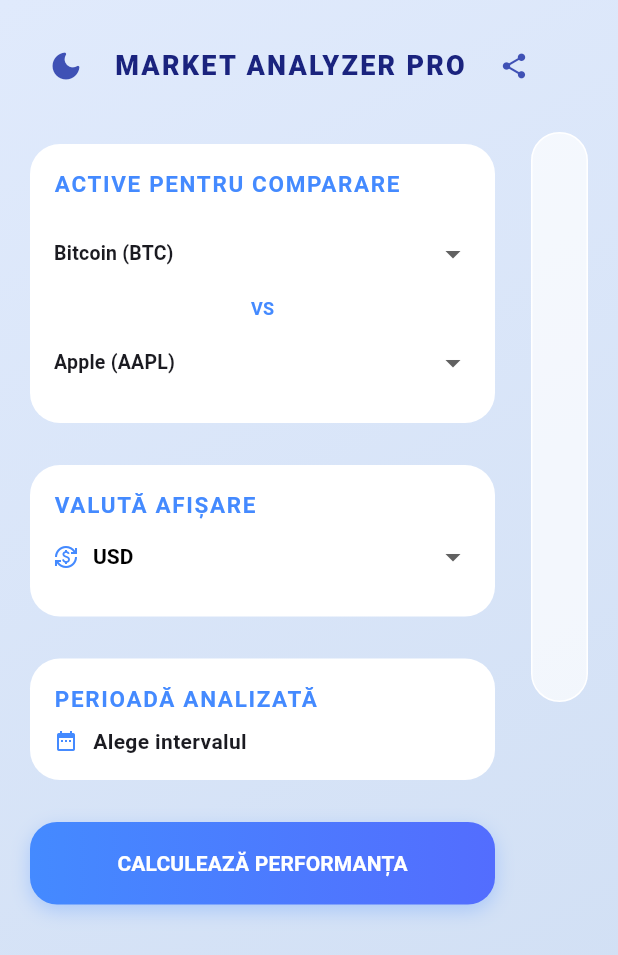
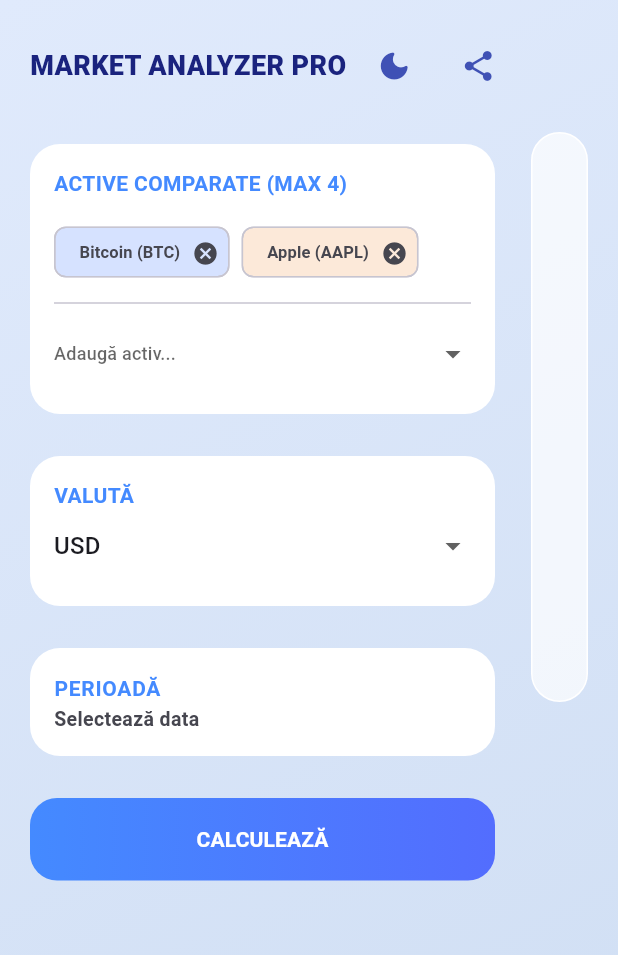
Before and after one commit to iamt1mmy/market_analyzer_app, a Flutter app: the screen it shows after launch, on a phone screen of 412 x 824 dp. Shown: the top 955 px of the screen. Run offline on Flutter 3.47's test engine with Material 3 defaults, Android fonts, the light colour scheme and no system bars; our stand-ins replace fl_chart, share_plus.

Commit message:
Refactor CompareScreen and AssetStats: enhance multi-asset comparison functionality, improve error handling, and update UI components. Introduce MultiChartWidget and MultiComparisonTable for better data visualization.

```diff
--- a/lib/models/chart_data_model.dart
+++ b/lib/models/chart_data_model.dart
@@ -1,31 +1,44 @@
-import '../utils/helpers.dart';
-
 class AssetStats {
   final double startPrice;
   final double endPrice;
   final double performance;
+  final double minPrice;
+  final double maxPrice;
 
   AssetStats({
     required this.startPrice,
     required this.endPrice,
     required this.performance,
+    required this.minPrice,
+    required this.maxPrice,
   });
 
   factory AssetStats.fromRaw(List<dynamic> raw) {
     if (raw.isEmpty) return AssetStats.empty();
 
-    double s = double.parse(raw.first['close']);
-    double e = double.parse(raw.last['close']);
+    // REPARARE: Conversie forțată la String înainte de parse pentru a evita TypeError
+    List<double> allPrices = raw.map((e) => double.parse(e['close'].toString())).toList();
 
-    // Calculăm performanța brută
+    double s = allPrices.first;
+    double e = allPrices.last;
     double perf = ((e - s) / s) * 100;
+    double min = allPrices.reduce((a, b) => a < b ? a : b);
+    double max = allPrices.reduce((a, b) => a > b ? a : b);
 
     return AssetStats(
       startPrice: s,
       endPrice: e,
       performance: perf,
+      minPrice: min,
+      maxPrice: max,
     );
   }
 
-  factory AssetStats.empty() => AssetStats(startPrice: 0, endPrice: 0, performance: 0);
+  factory AssetStats.empty() => AssetStats(
+    startPrice: 0,
+    endPrice: 0,
+    performance: 0,
+    minPrice: 0,
+    maxPrice: 0
+  );
 }
--- a/lib/screens/compare_screen.dart
+++ b/lib/screens/compare_screen.dart
@@ -6,8 +6,8 @@ import '../services/share_service.dart';
 import '../models/chart_data_model.dart';
 import '../utils/constants.dart';
 import '../utils/helpers.dart';
-import 'widgets/chart_widget.dart';
-import 'widgets/comparison_table.dart';
+import 'widgets/multi_chart_widget.dart';
+import 'widgets/multi_comparison_table.dart';
 
 class CompareScreen extends StatefulWidget {
   final VoidCallback onThemeToggle;
@@ -18,39 +18,48 @@ class CompareScreen extends StatefulWidget {
 }
 
 class _CompareScreenState extends State<CompareScreen> {
-  String assetA = 'Bitcoin (BTC)';
-  String assetB = 'Apple (AAPL)';
+  List<String> selectedAssets = ['Bitcoin (BTC)', 'Apple (AAPL)'];
   String currency = 'USD';
   double rate = 1.0;
   DateTimeRange? range;
   bool loading = false;
 
-  List<FlSpot> spotsA = [];
-  List<FlSpot> spotsB = [];
-  AssetStats statsA = AssetStats.empty();
-  AssetStats statsB = AssetStats.empty();
+  List<List<FlSpot>> allSpots = [];
+  List<AssetStats> allStats = [];
+
+  final List<Color> lineColors = [
+    Colors.blueAccent,
+    Colors.orangeAccent,
+    Colors.greenAccent,
+    Colors.purpleAccent
+  ];
 
   void _fetch() async {
-    if (range == null) return;
+    if (range == null) {
+      ScaffoldMessenger.of(context).showSnackBar(const SnackBar(content: Text("Alege perioada!")));
+      return;
+    }
+    if (selectedAssets.isEmpty) return;
+
     setState(() => loading = true);
     try {
       final newRate = await CurrencyService.getRate(currency);
-      final data = await Future.wait([
-        ApiService.fetchHistory(AppConstants.assets[assetA]!, range!.start),
-        ApiService.fetchHistory(AppConstants.assets[assetB]!, range!.start),
-      ]);
+
+      final requests = selectedAssets.map((asset) =>
+        ApiService.fetchHistory(AppConstants.assets[asset]!, range!.start)
+      ).toList();
+
+      final results = await Future.wait(requests);
 
       setState(() {
         rate = newRate;
-        statsA = AssetStats.fromRaw(data[0]);
-        statsB = AssetStats.fromRaw(data[1]);
-        spotsA = AppHelpers.normalizeData(data[0]);
-        spotsB = AppHelpers.normalizeData(data[1]);
+        allStats = results.map((data) => AssetStats.fromRaw(data)).toList();
+        allSpots = results.map((data) => AppHelpers.normalizeData(data)).toList();
         loading = false;
       });
     } catch (e) {
       setState(() => loading = false);
-      ScaffoldMessenger.of(context).showSnackBar(SnackBar(content: Text("Eroare: $e")));
+      ScaffoldMessenger.of(context).showSnackBar(SnackBar(content: Text("Eroare la preluarea datelor: $e")));
     }
   }
 
@@ -66,9 +75,7 @@ class _CompareScreenState extends State<CompareScreen> {
           gradient: LinearGradient(
             begin: Alignment.topLeft,
             end: Alignment.bottomRight,
-            colors: isDark
-                ? [const Color(0xFF0D1117), const Color(0xFF161B22)]
-                : [const Color(0xFFE0EAFC), const Color(0xFFCFDEF3)],
+            colors: isDark ? [const Color(0xFF0D1117), const Color(0xFF161B22)] : [const Color(0xFFE0EAFC), const Color(0xFFCFDEF3)],
           ),
         ),
         child: SafeArea(
@@ -82,12 +89,11 @@ class _CompareScreenState extends State<CompareScreen> {
                 Row(
                   crossAxisAlignment: CrossAxisAlignment.start,
                   children: [
-                    // --- SIDEBAR (Stânga) ---
                     SizedBox(
                       width: 310,
                       child: Column(
                         children: [
-                          _buildAssetSelector(isDark),
+                          _buildMultiAssetSelector(isDark),
                           const SizedBox(height: 12),
                           _buildCurrencyCard(isDark),
                           const SizedBox(height: 12),
@@ -98,8 +104,6 @@ class _CompareScreenState extends State<CompareScreen> {
                       ),
                     ),
                     const SizedBox(width: 24),
-
-                    // --- ZONA CENTRALĂ (Grafic + Statistici sub el) ---
                     Expanded(
                       child: Column(
                         children: [
@@ -113,21 +117,13 @@ class _CompareScreenState extends State<CompareScreen> {
                             ),
                             child: loading
                               ? const Center(child: CircularProgressIndicator())
-                              : spotsA.isEmpty
-                                ? const Center(child: Text("Configurează analiza din stânga"))
-                                : ChartWidget(
-                                    spotsA: spotsA, spotsB: spotsB,
-                                    nameA: assetA, nameB: assetB,
-                                    statsA: statsA, statsB: statsB,
-                                  ),
+                              : allSpots.isEmpty
+                                ? const Center(child: Text("Selectează active și apasă Calculează"))
+                                : MultiChartWidget(allSpots: allSpots, assetNames: selectedAssets, colors: lineColors),
                           ),
                           const SizedBox(height: 20),
-                          if (!loading && spotsA.isNotEmpty)
-                            ComparisonTable(
-                              statsA: statsA, statsB: statsB,
-                              nameA: assetA, nameB: assetB,
-                              currency: currency, rate: rate,
-                            ),
+                          if (!loading && allStats.isNotEmpty)
+                            MultiComparisonTable(allStats: allStats, names: selectedAssets, currency: currency, rate: rate, colors: lineColors),
                         ],
                       ),
                     ),
@@ -144,34 +140,19 @@ class _CompareScreenState extends State<CompareScreen> {
   Widget _buildHeader(bool isDark) {
     return Row(
       children: [
-        IconButton(
-          icon: Icon(isDark ? Icons.light_mode_rounded : Icons.dark_mode_rounded,
-          color: isDark ? Colors.orangeAccent : Colors.indigo),
-          onPressed: widget.onThemeToggle
-        ),
+        Text("MARKET ANALYZER PRO", style: TextStyle(color: isDark ? Colors.white : Colors.indigo[900], fontWeight: FontWeight.w900, fontSize: 18)),
         const SizedBox(width: 8),
-        Text(
-          "MARKET ANALYZER PRO",
-          style: TextStyle(
-            color: isDark ? Colors.white : Colors.indigo[900],
-            fontWeight: FontWeight.w900,
-            letterSpacing: 1.5,
-            fontSize: 18
-          )
-        ),
+        IconButton(icon: Icon(isDark ? Icons.light_mode_rounded : Icons.dark_mode_rounded, color: isDark ? Colors.orangeAccent : Colors.indigo), onPressed: widget.onThemeToggle),
         const SizedBox(width: 8),
         IconButton(
-          icon: Icon(Icons.share_rounded, color: isDark ? Colors.blueAccent : Colors.indigo, size: 20),
-          onPressed: spotsA.isEmpty ? null : () => ShareService.shareAnalysis(
-            nameA: assetA, nameB: assetB, statsA: statsA, statsB: statsB,
-            currency: currency, rate: rate, range: range,
-          ),
+          icon: Icon(Icons.share_rounded, color: isDark ? Colors.blueAccent : Colors.indigo),
+          onPressed: allStats.isEmpty ? null : () => ShareService.shareMultiAnalysis(names: selectedAssets, stats: allStats, currency: currency, rate: rate, range: range),
         ),
       ],
     );
   }
 
-  Widget _buildAssetSelector(bool isDark) {
+Widget _buildMultiAssetSelector(bool isDark) {
   return Card(
     elevation: 0,
     color: isDark ? Colors.white.withOpacity(0.05) : Colors.white,
@@ -181,16 +162,45 @@ class _CompareScreenState extends State<CompareScreen> {
       child: Column(
         crossAxisAlignment: CrossAxisAlignment.start,
         children: [
-            const Text("ACTIVE PENTRU COMPARARE", style: TextStyle(fontSize: 15, fontWeight: FontWeight.bold, color: Colors.blueAccent, letterSpacing: 1.1)),
+          const Text("ACTIVE COMPARATE (MAX 4)", style: TextStyle(fontSize: 14, fontWeight: FontWeight.bold, color: Colors.blueAccent)),
           const SizedBox(height: 12),
-            _dropDownAsset(assetA, (v) => setState(() => assetA = v!)),
-            const Center(
-              child: Padding(
-                padding: EdgeInsets.symmetric(vertical: 4),
-                child: Text("VS", style: TextStyle(color: Colors.blueAccent, fontWeight: FontWeight.bold, fontSize: 12))
+          Wrap(
+            spacing: 8, runSpacing: 8,
+            children: selectedAssets.asMap().entries.map((entry) {
+              return Chip(
+                label: Text(entry.value, style: const TextStyle(fontSize: 11, fontWeight: FontWeight.bold)),
+                backgroundColor: lineColors[entry.key % lineColors.length].withOpacity(0.2),
+                onDeleted: () {
+                  setState(() {
+                    int indexToRemove = entry.key;
+                    selectedAssets.removeAt(indexToRemove);
+
+                    // Verificăm dacă există date descărcate pentru acest index înainte de a le șterge
+                    if (allSpots.length > indexToRemove) {
+                      allSpots.removeAt(indexToRemove);
+                    }
+                    if (allStats.length > indexToRemove) {
+                      allStats.removeAt(indexToRemove);
+                    }
+                  });
+                },
+              );
+            }).toList(),
+          ),
+          if (selectedAssets.length < 4) ...[
+            const Divider(height: 20),
+            DropdownButtonHideUnderline(
+              child: DropdownButton<String>(
+                hint: const Text("Adaugă activ...", style: TextStyle(fontSize: 12)),
+                isExpanded: true,
+                items: AppConstants.assets.keys
+                    .where((a) => !selectedAssets.contains(a))
+                    .map((s) => DropdownMenuItem(value: s, child: Text(s)))
+                    .toList(),
+                onChanged: (v) => setState(() => selectedAssets.add(v!)),
               ),
             ),
-            _dropDownAsset(assetB, (v) => setState(() => assetB = v!)),
+          ]
         ],
       ),
     ),
@@ -207,26 +217,13 @@ class _CompareScreenState extends State<CompareScreen> {
         child: Column(
           crossAxisAlignment: CrossAxisAlignment.start,
           children: [
-            const Text("VALUTĂ AFIȘARE", style: TextStyle(fontSize: 15, fontWeight: FontWeight.bold, color: Colors.blueAccent, letterSpacing: 1.1)),
-            Row(
-              children: [
-                const Icon(Icons.currency_exchange, color: Colors.blueAccent, size: 16),
-                const SizedBox(width: 10),
-                Expanded(
-                  child: DropdownButtonHideUnderline(
+            const Text("VALUTĂ", style: TextStyle(fontSize: 14, fontWeight: FontWeight.bold, color: Colors.blueAccent)),
+            DropdownButtonHideUnderline(
               child: DropdownButton<String>(
-                      value: currency,
-                      isExpanded: true,
-                      style: TextStyle(color: isDark ? Colors.white : Colors.black, fontWeight: FontWeight.bold, fontSize: 14),
+                value: currency, isExpanded: true,
                 items: AppConstants.currencies.map((c) => DropdownMenuItem(value: c, child: Text(c))).toList(),
-                      onChanged: (v) {
-                        setState(() => currency = v!);
-                        _fetch();
-                      },
+                onChanged: (v) { setState(() => currency = v!); _fetch(); },
               ),
-                  ),
-                ),
-              ],
             ),
           ],
         ),
@@ -235,68 +232,30 @@ class _CompareScreenState extends State<CompareScreen> {
   }
 
   Widget _buildCalendarCard(bool isDark) {
-    String dateRangeText = range == null
-        ? "Alege intervalul"
-        : "${range!.start.day}.${range!.start.month}.${range!.start.year} - ${range!.end.day}.${range!.end.month}.${range!.end.year}";
-
+    String txt = range == null ? "Selectează data" : "${range!.start.day}.${range!.start.month} - ${range!.end.day}.${range!.end.month}.${range!.end.year}";
     return Card(
       elevation: 0,
       color: isDark ? Colors.white.withOpacity(0.05) : Colors.white,
       shape: RoundedRectangleBorder(borderRadius: BorderRadius.circular(20)),
-      child: InkWell(
-        borderRadius: BorderRadius.circular(20),
+      child: ListTile(
         onTap: () async {
           final r = await showDateRangePicker(context: context, firstDate: DateTime(2022), lastDate: DateTime.now());
           if (r != null) { setState(() => range = r); _fetch(); }
         },
-        child: Padding(
-          padding: const EdgeInsets.all(16),
-          child: Column(
-            crossAxisAlignment: CrossAxisAlignment.start,
-            children: [
-              const Text("PERIOADĂ ANALIZATĂ", style: TextStyle(fontSize: 15, fontWeight: FontWeight.bold, color: Colors.blueAccent, letterSpacing: 1.1)),
-              const SizedBox(height: 8),
-              Row(
-                children: [
-                  const Icon(Icons.date_range, color: Colors.blueAccent, size: 16),
-                  const SizedBox(width: 10),
-                  Text(dateRangeText, style: const TextStyle(fontWeight: FontWeight.bold, fontSize: 14)),
-                ],
-              ),
-            ],
-          ),
-        ),
+        title: const Text("PERIOADĂ", style: TextStyle(fontSize: 14, fontWeight: FontWeight.bold, color: Colors.blueAccent)),
+        subtitle: Text(txt, style: const TextStyle(fontWeight: FontWeight.bold, fontSize: 13)),
       ),
     );
   }
 
   Widget _buildAnalyzeButton() {
     return Container(
-      width: double.infinity,
-      height: 55,
-      decoration: BoxDecoration(
-        borderRadius: BorderRadius.circular(18),
-        gradient: const LinearGradient(colors: [Colors.blueAccent, Colors.indigoAccent]),
-        boxShadow: [BoxShadow(color: Colors.blueAccent.withOpacity(0.3), blurRadius: 10, offset: const Offset(0, 4))],
-      ),
+      width: double.infinity, height: 55,
+      decoration: BoxDecoration(borderRadius: BorderRadius.circular(18), gradient: const LinearGradient(colors: [Colors.blueAccent, Colors.indigoAccent])),
       child: ElevatedButton(
-        style: ElevatedButton.styleFrom(backgroundColor: Colors.transparent, shadowColor: Colors.transparent, shape: RoundedRectangleBorder(borderRadius: BorderRadius.circular(18))),
+        style: ElevatedButton.styleFrom(backgroundColor: Colors.transparent, shadowColor: Colors.transparent),
         onPressed: _fetch,
-        child: const Text("CALCULEAZĂ PERFORMANȚA", style: TextStyle(color: Colors.white, fontWeight: FontWeight.bold, fontSize: 14)),
-      ),
-    );
-  }
-
-  Widget _dropDownAsset(String current, ValueChanged<String?> onChanged) {
-    return DropdownButtonHideUnderline(
-      child: DropdownButton<String>(
-        value: current,
-        isExpanded: true,
-        items: AppConstants.assets.keys.map((s) => DropdownMenuItem(
-          value: s,
-          child: Text(s, style: const TextStyle(fontSize: 13, fontWeight: FontWeight.w600))
-        )).toList(),
-        onChanged: onChanged,
+        child: const Text("CALCULEAZĂ", style: TextStyle(color: Colors.white, fontWeight: FontWeight.bold)),
       ),
     );
   }
--- a/lib/utils/constants.dart
+++ b/lib/utils/constants.dart
@@ -3,16 +3,17 @@ import 'package:flutter/material.dart';
 class AppConstants {
   static const String apiKey = '157d5bded2e04b62a781f636da7e306e';
 
-  static const Map<String, String> assets = {
-    // --- CRYPTO ---
+  // Structura grupata pe categorii pentru Dropdown
+  static const Map<String, Map<String, String>> categorizedAssets = {
+    'CRYPTO': {
       'Bitcoin (BTC)': 'BTC/USD',
       'Ethereum (ETH)': 'ETH/USD',
       'Solana (SOL)': 'SOL/USD',
       'Cardano (ADA)': 'ADA/USD',
       'Ripple (XRP)': 'XRP/USD',
       'Dogecoin (DOGE)': 'DOGE/USD',
-
-    // --- TECH STOCKS (USA) ---
+    },
+    'TECH STOCKS (USA)': {
       'Apple (AAPL)': 'AAPL',
       'Microsoft (MSFT)': 'MSFT',
       'Google (GOOGL)': 'GOOGL',
@@ -21,25 +22,32 @@ class AppConstants {
       'Nvidia (NVDA)': 'NVDA',
       'Meta (META)': 'META',
       'Netflix (NFLX)': 'NFLX',
-
-    // --- AUTOMOTIVE & ENERGY ---
+    },
+    'AUTOMOTIVE & ENERGY': {
       'Ferrari (RACE)': 'RACE',
       'Ford (F)': 'F',
       'General Motors (GM)': 'GM',
       'Exxon Mobil (XOM)': 'XOM',
-
-    // --- INDICES & COMMODITIES ---
-    'S&P 500': 'SPX',
-    'Nasdaq 100': 'IXIC',
+    },
+    'INDICES & COMMODITIES': {
       'Gold (Aur)': 'GOLD',
       'Silver (Argint)': 'SILVER',
-
-    // --- OTHERS ---
+    },
+    'OTHERS': {
       'Disney (DIS)': 'DIS',
       'Coca-Cola (KO)': 'KO',
       'McDonalds (MCD)': 'MCD',
       'Visa (V)': 'V',
+    },
   };
+
+  static Map<String, String> get assets {
+    Map<String, String> allAssets = {};
+    categorizedAssets.forEach((category, items) {
+      allAssets.addAll(items);
+    });
+    return allAssets;
+  }
 
   static const List<String> currencies = ['USD', 'EUR', 'RON'];
 }
```
Also changed, not shown: lib/screens/widgets/multi_chart_widget.dart (added, +73 -0 lines), lib/screens/widgets/multi_comparison_table.dart (added, +102 -0 lines), lib/services/currency_service.dart (+5 -4 lines), lib/services/share_service.dart (+17 -48 lines), lib/utils/helpers.dart (+18 -8 lines). Lines whose indentation alone changed are shown as unchanged.
